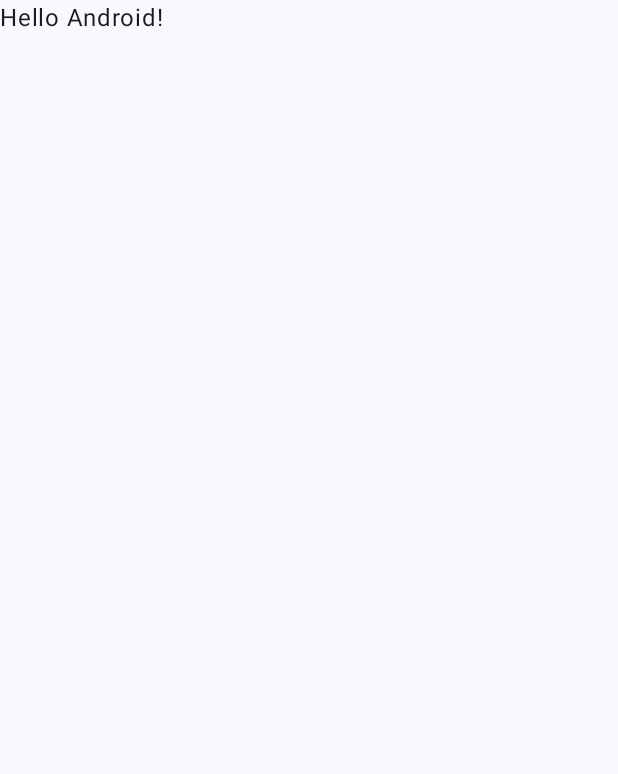
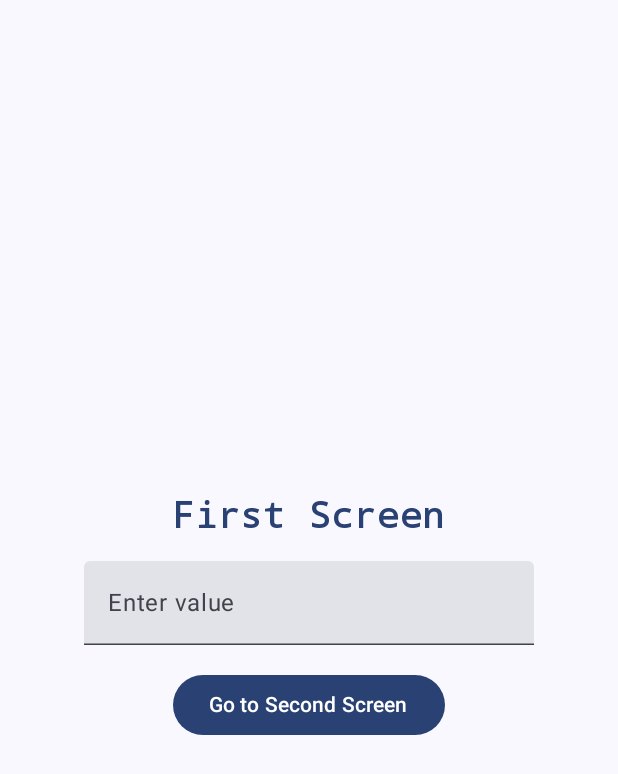
Before and after one commit to NrupParikh/DataPassingInCompose, an Android app built with Jetpack Compose: the screen it shows after launch (MainActivity), on a phone screen of 412 x 824 dp. Before the commit the part shown is almost empty. Shown: the top 774 px of the screen. Run offline under Robolectric (Android 15) with nearby library versions, the phone set to English and light mode, and no system bars.

Commit message:
- Composable screens added - Sending and Get data to/from argument

```diff
--- a/app/src/main/java/com/nrup/datapassingincompose/MainActivity.kt
+++ b/app/src/main/java/com/nrup/datapassingincompose/MainActivity.kt
@@ -6,41 +6,57 @@ import androidx.activity.compose.setContent
 import androidx.compose.foundation.layout.fillMaxSize
 import androidx.compose.material3.MaterialTheme
 import androidx.compose.material3.Surface
-import androidx.compose.material3.Text
-import androidx.compose.runtime.Composable
 import androidx.compose.ui.Modifier
-import androidx.compose.ui.tooling.preview.Preview
+import androidx.navigation.NavType
+import androidx.navigation.compose.NavHost
+import androidx.navigation.compose.composable
+import androidx.navigation.compose.rememberNavController
+import androidx.navigation.navArgument
+import com.nrup.datapassingincompose.composables.FirstScreen
+import com.nrup.datapassingincompose.composables.SecondScreen
+import com.nrup.datapassingincompose.composables.ThirdScreen
 import com.nrup.datapassingincompose.ui.theme.DataPassingInComposeTheme
+import com.nrup.datapassingincompose.utils.Routes
 
 class MainActivity : ComponentActivity() {
     override fun onCreate(savedInstanceState: Bundle?) {
         super.onCreate(savedInstanceState)
         setContent {
             DataPassingInComposeTheme {
-                // A surface container using the 'background' color from the theme
+
                 Surface(
                     modifier = Modifier.fillMaxSize(),
                     color = MaterialTheme.colorScheme.background
                 ) {
-                    Greeting("Android")
+                    val navController = rememberNavController()
+
+                    NavHost(navController = navController, startDestination = Routes.FIRST_SCREEN) {
+                        composable(route = Routes.FIRST_SCREEN) {
+                            FirstScreen(navController = navController)
+                        }
+
+
+                        composable(
+                            route = Routes.SECOND_SCREEN,
+                            arguments = listOf(
+                                navArgument(Routes.Values.SCREEN_VALUE) {
+                                    type = NavType.StringType
+                                })
+                        ) { backStackEntry ->
+                            SecondScreen(
+                                navController = navController,
+                                myContent = backStackEntry.arguments?.getString(
+                                    Routes.Values.SCREEN_VALUE, "Default value"
+                                )
+                            )
+                        }
+
+                        composable(route = Routes.THIRD_SCREEN) {
+                            ThirdScreen(navController = navController)
+                        }
+                    }
                 }
             }
         }
     }
 }
-
-@Composable
-fun Greeting(name: String, modifier: Modifier = Modifier) {
-    Text(
-        text = "Hello $name!",
-        modifier = modifier
-    )
-}
-
-@Preview(showBackground = true)
-@Composable
-fun GreetingPreview() {
-    DataPassingInComposeTheme {
-        Greeting("Android")
-    }
-}
--- /dev/null
+++ b/app/src/main/java/com/nrup/datapassingincompose/composables/FirstScreen.kt
@@ -0,0 +1,87 @@
+package com.nrup.datapassingincompose.composables
+
+import android.content.res.Configuration
+import androidx.compose.foundation.layout.Arrangement
+import androidx.compose.foundation.layout.Column
+import androidx.compose.foundation.layout.Spacer
+import androidx.compose.foundation.layout.fillMaxSize
+import androidx.compose.foundation.layout.padding
+import androidx.compose.foundation.layout.width
+import androidx.compose.material3.Button
+import androidx.compose.material3.ExperimentalMaterial3Api
+import androidx.compose.material3.MaterialTheme
+import androidx.compose.material3.Text
+import androidx.compose.material3.TextField
+import androidx.compose.runtime.Composable
+import androidx.compose.runtime.mutableStateOf
+import androidx.compose.runtime.remember
+import androidx.compose.ui.Alignment
+import androidx.compose.ui.Modifier
+import androidx.compose.ui.platform.LocalContext
+import androidx.compose.ui.res.stringResource
+import androidx.compose.ui.text.font.FontFamily
+import androidx.compose.ui.text.font.FontWeight
+import androidx.compose.ui.text.input.TextFieldValue
+import androidx.compose.ui.tooling.preview.Preview
+import androidx.compose.ui.unit.dp
+import androidx.compose.ui.unit.sp
+import androidx.navigation.NavController
+import com.nrup.datapassingincompose.R
+import com.nrup.datapassingincompose.utils.Routes
+
+@OptIn(ExperimentalMaterial3Api::class)
+@Composable
+fun FirstScreen(navController: NavController) {
+
+    val textFieldValue = remember { mutableStateOf(TextFieldValue("")) }
+
+    Column(
+        modifier = Modifier.fillMaxSize(),
+        verticalArrangement = Arrangement.Center,
+        horizontalAlignment = Alignment.CenterHorizontally
+    ) {
+        Text(
+            text = stringResource(id = R.string.title_first_screen),
+            fontSize = 24.sp,
+            fontWeight = FontWeight.SemiBold,
+            fontFamily = FontFamily.Monospace,
+            color = MaterialTheme.colorScheme.primary
+        )
+
+        Spacer(modifier = Modifier.padding(8.dp))
+
+        TextField(
+            value = textFieldValue.value,
+            onValueChange = { newText ->
+                textFieldValue.value = newText
+            },
+            singleLine = true,
+            modifier = Modifier.width(300.dp),
+            label = {
+                Text(text = stringResource(id = R.string.hint_enter_value))
+            }
+        )
+
+        Spacer(modifier = Modifier.padding(8.dp))
+
+        Button(onClick = {
+            //second_screen/ABCD
+            navController.navigate(route = Routes.getSecondScreenPath(textFieldValue.value.text))
+        }) {
+            Text(text = stringResource(id = R.string.go_to_second_screen))
+        }
+    }
+}
+
+@Composable
+@Preview(showBackground = true)
+fun LightPreviewFirstScreen() {
+    FirstScreen(navController = NavController(LocalContext.current))
+}
+
+
+@Composable
+@Preview(showBackground = true, uiMode = Configuration.UI_MODE_NIGHT_YES)
+fun DarkPreviewFirstScreen() {
+    FirstScreen(navController = NavController(LocalContext.current))
+}
--- a/app/src/main/res/values/strings.xml
+++ b/app/src/main/res/values/strings.xml
@@ -1,3 +1,16 @@
 <resources>
     <string name="app_name">DataPassingInCompose</string>
+    <string name="title_first_screen">First Screen</string>
+    <string name="title_second_screen">Second Screen</string>
+    <string name="title_third_screen">Third Screen</string>
+
+    <string name="go_to_second_screen">Go to Second Screen</string>
+    <string name="go_to_third_screen">Go to Third Screen</string>
+
+    <string name="back_to_first_screen">Back to First Screen</string>
+    <string name="back_to_second_screen">Back to Second Screen</string>
+
+    <string name="hint_enter_value">Enter value</string>
+    <string name="data_from_first_screen_is">Data from First screen is %s</string>
+
 </resources>
```
Also changed, not shown: app/src/main/java/com/nrup/datapassingincompose/composables/SecondScreen.kt (added, +83 -0 lines), app/src/main/java/com/nrup/datapassingincompose/composables/ThirdScreen.kt (added, +71 -0 lines), app/src/main/java/com/nrup/datapassingincompose/utils/Routes.kt (added, +18 -0 lines), 1 other file.
